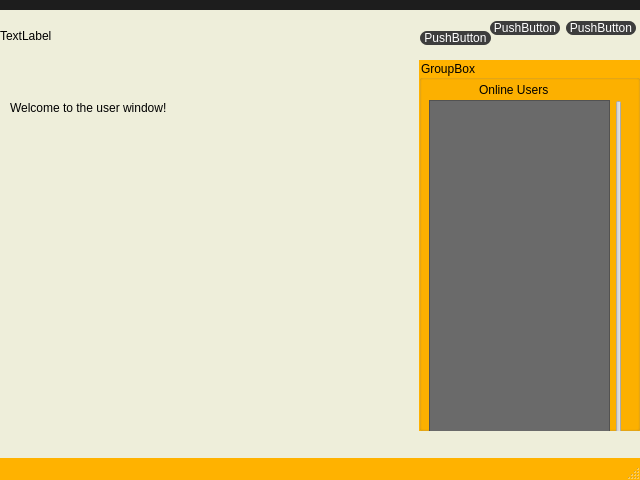
Above: src/userwindow.ui from Dokany/Steganogram before the change. Below: the same form after it.
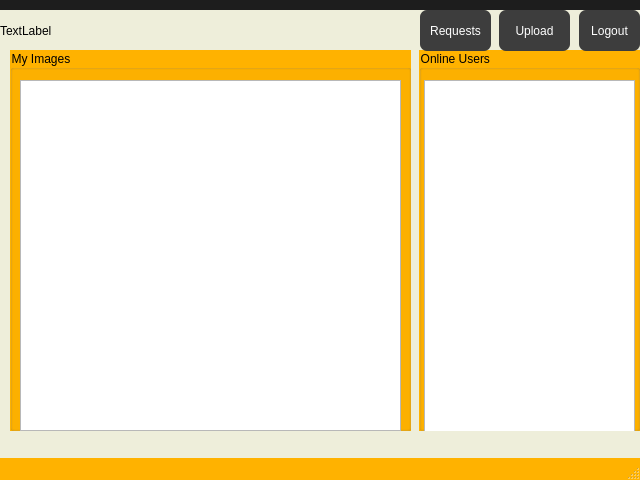
That is the form after the change.

What changed in the file:
```diff
--- a/src/userwindow.ui
+++ b/src/userwindow.ui
@@ -135,26 +135,13 @@
 }</string>
   </property>
   <widget class="QWidget" name="centralwidget">
-   <widget class="QLabel" name="label">
-    <property name="geometry">
-     <rect>
-      <x>10</x>
-      <y>90</y>
-      <width>191</width>
-      <height>16</height>
-     </rect>
-    </property>
-    <property name="text">
-     <string>Welcome to the user window!</string>
-    </property>
-   </widget>
    <widget class="QLabel" name="LogoLabel">
     <property name="geometry">
      <rect>
       <x>0</x>
       <y>0</y>
       <width>51</width>
-      <height>51</height>
+      <height>41</height>
      </rect>
     </property>
     <property name="text">
@@ -165,100 +152,86 @@
     <property name="geometry">
      <rect>
       <x>419</x>
-      <y>50</y>
+      <y>40</y>
       <width>221</width>
-      <height>371</height>
+      <height>381</height>
      </rect>
     </property>
     <property name="title">
-     <string>GroupBox</string>
+     <string>Online Users </string>
     </property>
-    <widget class="QSlider" name="onlineUserSlider">
+    <widget class="QListView" name="usersList">
      <property name="geometry">
       <rect>
-       <x>190</x>
-       <y>40</y>
-       <width>20</width>
+       <x>5</x>
+       <y>30</y>
+       <width>211</width>
        <height>381</height>
       </rect>
      </property>
-     <property name="orientation">
-      <enum>Qt::Vertical</enum>
-     </property>
     </widget>
-    <widget class="QLabel" name="label_2">
-     <property name="geometry">
-      <rect>
-       <x>60</x>
-       <y>20</y>
-       <width>101</width>
-       <height>20</height>
-      </rect>
-     </property>
-     <property name="styleSheet">
-      <string notr="true">QLabel {
-	color: black;
-}</string>
-     </property>
-     <property name="text">
-      <string>Online Users</string>
-     </property>
-    </widget>
-    <widget class="QListWidget" name="Online_Users_list">
-     <property name="geometry">
-      <rect>
-       <x>10</x>
-       <y>40</y>
-       <width>181</width>
-       <height>381</height>
-      </rect>
-     </property>
-    </widget>
    </widget>
-   <widget class="QWidget" name="">
+   <widget class="QPushButton" name="LogoutButton">
+    <property name="geometry">
+     <rect>
+      <x>579</x>
+      <y>0</y>
+      <width>61</width>
+      <height>41</height>
+     </rect>
+    </property>
+    <property name="text">
+     <string>Logout</string>
+    </property>
+   </widget>
+   <widget class="QPushButton" name="uploadButton">
+    <property name="geometry">
+     <rect>
+      <x>499</x>
+      <y>0</y>
+      <width>71</width>
+      <height>41</height>
+     </rect>
+    </property>
+    <property name="text">
+     <string>Upload</string>
+    </property>
+   </widget>
+   <widget class="QPushButton" name="RequestsButton">
     <property name="geometry">
      <rect>
       <x>420</x>
       <y>0</y>
       <width>71</width>
-      <height>56</height>
+      <height>41</height>
      </rect>
     </property>
-    <layout class="QVBoxLayout" name="verticalLayout">
-     <item>
-      <widget class="QPushButton" name="logOutButton">
-       <property name="text">
-        <string>PushButton</string>
-       </property>
-      </widget>
-     </item>
-    </layout>
+    <property name="text">
+     <string>Requests</string>
+    </property>
    </widget>
-   <widget class="QWidget" name="">
+   <widget class="QGroupBox" name="myImages">
     <property name="geometry">
      <rect>
-      <x>490</x>
-      <y>10</y>
-      <width>146</width>
-      <height>16</height>
+      <x>10</x>
+      <y>40</y>
+      <width>401</width>
+      <height>381</height>
      </rect>
     </property>
-    <layout class="QHBoxLayout" name="horizontalLayout">
-     <item>
-      <widget class="QPushButton" name="uploadButton">
-       <property name="text">
-        <string>PushButton</string>
-       </property>
-      </widget>
-     </item>
-     <item>
-      <widget class="QPushButton" name="requestButton">
-       <property name="text">
-        <string>PushButton</string>
-       </property>
-      </widget>
-     </item>
-    </layout>
+    <property name="title">
+     <string>My Images</string>
+    </property>
+    <widget class="QListView" name="myImagesList">
+     <property name="geometry">
+      <rect>
+       <x>10</x>
+       <y>30</y>
+       <width>381</width>
+       <height>351</height>
+      </rect>
+     </property>
+    </widget>
    </widget>
   </widget>
   <widget class="QMenuBar" name="menubar">
```
